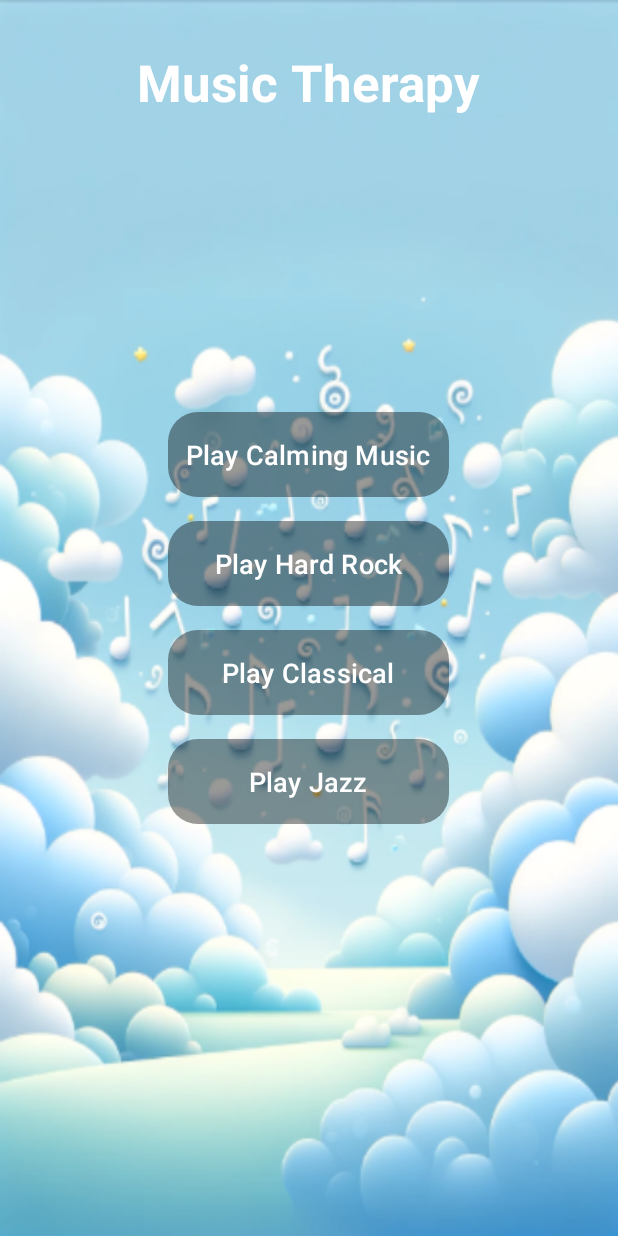
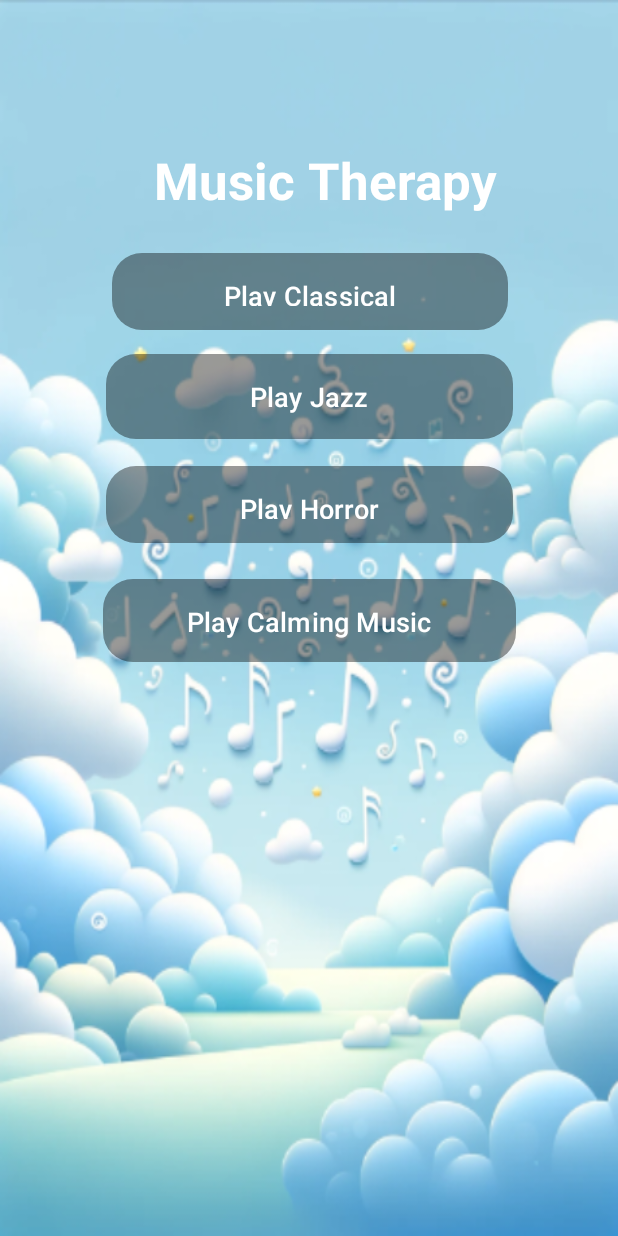
Before and after one commit to CompSciWizard/BioSensors-Lab, an Android app: the MainActivity screen opened directly, with no data from a screen before it, after a tap on "Features", on a phone screen of 412 x 824 dp. Run offline under Robolectric (Android 15) with nearby library versions, the phone set to English and light mode, and no system bars; libraries missing offline, so code that uses them is left out: com.github.mikephil.charting, com.polar.sdk; 6 statements that could not run were skipped.

Commit message:
Second Commit

```diff
--- a/app/src/main/java/com/example/finishble/AudioPlaybackService.java
+++ b/app/src/main/java/com/example/finishble/AudioPlaybackService.java
@@ -50,7 +50,7 @@ public class AudioPlaybackService extends Service {
 
     private Notification createNotification() {
         // Create a notification to keep the service running in the foreground
-        Intent notificationIntent = new Intent(this, StatsActivity.class);
+        Intent notificationIntent = new Intent(this, MusicActivity.class);
         PendingIntent pendingIntent = PendingIntent.getActivity(this, 0, notificationIntent, PendingIntent.FLAG_IMMUTABLE);
 
         Notification notification = new Notification.Builder(this)
--- a/app/src/main/java/com/example/finishble/DataCollectorCSV.java
+++ b/app/src/main/java/com/example/finishble/DataCollectorCSV.java
@@ -64,7 +64,7 @@ public class DataCollectorCSV {
         long elapsedTime = stopTime - startTime;
         if (Build.VERSION.SDK_INT >= Build.VERSION_CODES.Q) {
             saveDataToCSV(contentResolver, elapsedTime, sensorKeys);
-            instance.saveEcgDataToCSV(contentResolver, elapsedTime); // Save ECG data separately
+            saveEcgDataToCSV(contentResolver, elapsedTime); // Save ECG data separately
 
         }
     }
@@ -92,7 +92,7 @@ public class DataCollectorCSV {
 
 
     @RequiresApi(api = Build.VERSION_CODES.Q)
-    private void saveEcgDataToCSV(ContentResolver contentResolver, long elapsedTime) {
+    private static void saveEcgDataToCSV(ContentResolver contentResolver, long elapsedTime) {
         List<DataPoint> ecgDataPoints = dataPointsMap.getOrDefault("ECG", new ArrayList<>());
         if (ecgDataPoints.isEmpty()) {
             System.out.println("No ECG data points to save.");
--- a/app/src/main/java/com/example/finishble/MainActivity.java
+++ b/app/src/main/java/com/example/finishble/MainActivity.java
@@ -3,7 +3,6 @@ package com.example.finishble;
 import static com.example.finishble.MyBleManager.ACTION_ECG_READY;
 
 import android.annotation.SuppressLint;
-import android.bluetooth.BluetoothGattCharacteristic;
 import android.content.BroadcastReceiver;
 import android.content.ComponentName;
 import android.content.Context;
@@ -305,7 +304,7 @@ public class MainActivity extends AppCompatActivity {
             @Override
             public void onClick(View v) {
                 // Launch the StatsActivity when the button is clicked
-                Intent intent = new Intent(MainActivity.this, StatsActivity.class);
+                Intent intent = new Intent(MainActivity.this, MusicActivity.class);
                 startActivity(intent);
             }
         });
--- /dev/null
+++ b/app/src/main/java/com/example/finishble/MusicActivity.java
@@ -0,0 +1,107 @@
+package com.example.finishble;
+
+import android.content.ComponentName;
+import android.content.Context;
+import android.content.Intent;
+import android.content.ServiceConnection;
+import android.os.Bundle;
+import android.os.IBinder;
+import android.widget.Button;
+
+import androidx.appcompat.app.AppCompatActivity;
+
+public class MusicActivity extends AppCompatActivity {
+
+    private MusicService musicService;
+    private boolean isMusicServiceBound = false;
+
+    private ServiceConnection musicServiceConnection = new ServiceConnection() {
+        @Override
+        public void onServiceConnected(ComponentName name, IBinder service) {
+            MusicService.LocalBinder binder = (MusicService.LocalBinder) service;
+            musicService = binder.getService();
+            isMusicServiceBound = true;
+        }
+
+        @Override
+        public void onServiceDisconnected(ComponentName name) {
+            isMusicServiceBound = false;
+        }
+    };
+
+    @Override
+    protected void onCreate(Bundle savedInstanceState) {
+        super.onCreate(savedInstanceState);
+        setContentView(R.layout.stats);
+
+        Intent intent = new Intent(this, MusicService.class);
+        bindService(intent, musicServiceConnection, Context.BIND_AUTO_CREATE);
+
+        setupButtonListeners();
+    }
+    private void setupButtonListeners() {
+        Button playCalmingMusicButton = findViewById(R.id.play_calming_music_button);
+        playCalmingMusicButton.setOnClickListener(v -> {
+            if (isMusicServiceBound) {
+                if (musicService.isPlaying()) {
+                    musicService.stopMusic(); // Stop if music is currently playing
+                } else {
+                    Intent serviceIntent = new Intent(this, MusicService.class);
+                    serviceIntent.putExtra("MUSIC_RESOURCE_ID", R.raw.calming_music);
+                    serviceIntent.putExtra("MUSIC_GENRE", "Calming");
+                    startService(serviceIntent); // Start service with specific music resource
+                }
+            }
+        });
+        Button playHardRockMusicButton = findViewById(R.id.play_hard_rock_button);
+        playHardRockMusicButton.setOnClickListener(v -> {
+            if (isMusicServiceBound) {
+                if (musicService.isPlaying()) {
+                    musicService.stopMusic(); // Stop if music is currently playing
+                } else {
+                    Intent serviceIntent = new Intent(this, MusicService.class);
+                    serviceIntent.putExtra("MUSIC_RESOURCE_ID", R.raw.hard_rock_music);
+                    serviceIntent.putExtra("MUSIC_GENRE", "Horror");
+                    startService(serviceIntent); // Start service with specific music resource
+                }
+            }
+        });
+        Button playClassicalMusicButton = findViewById(R.id.play_classical_button);
+        playClassicalMusicButton.setOnClickListener(v -> {
+            if (isMusicServiceBound) {
+                if (musicService.isPlaying()) {
+                    musicService.stopMusic(); // Stop if music is currently playing
+                } else {
+                    Intent serviceIntent = new Intent(this, MusicService.class);
+                    serviceIntent.putExtra("MUSIC_RESOURCE_ID", R.raw.classical_music);
+                    serviceIntent.putExtra("MUSIC_GENRE", "Classical");
+                    startService(serviceIntent); // Start service with specific music resource
+                }
+            }
+        });
+
+        Button playJazzMusicButton = findViewById(R.id.play_jazz_button);
+        playJazzMusicButton.setOnClickListener(v -> {
+            if (isMusicServiceBound) {
+                if (musicService.isPlaying()) {
+                    musicService.stopMusic(); // Stop if music is currently playing
+                } else {
+                    Intent serviceIntent = new Intent(this, MusicService.class);
+                    serviceIntent.putExtra("MUSIC_RESOURCE_ID", R.raw.jazz_music);
+                    serviceIntent.putExtra("MUSIC_GENRE", "Jazz");
+                    startService(serviceIntent); // Start service with specific music resource
+                }
+            }
+        });
+    }
+
+
+    @Override
+    protected void onDestroy() {
+        super.onDestroy();
+        if (isMusicServiceBound) {
+            unbindService(musicServiceConnection);
+            isMusicServiceBound = false;
+        }
+    }
+}
--- a/app/src/main/java/com/example/finishble/StatsActivity.java
+++ /dev/null
@@ -1,225 +0,0 @@
-package com.example.finishble;
-
-import android.content.BroadcastReceiver;
-import android.content.ComponentName;
-import android.content.Context;
-import android.content.Intent;
-import android.content.IntentFilter;
-import android.content.ServiceConnection;
-import android.media.MediaPlayer;
-import android.os.Bundle;
-import android.os.IBinder;
-import android.util.Log;
-import android.widget.Button;
-import android.widget.TextView;
-
-import androidx.appcompat.app.AppCompatActivity;
-
-import java.util.ArrayList;
-import java.util.List;
-
-public class StatsActivity extends AppCompatActivity {
-
-    private List<Float> bluetoothSensorData = new ArrayList<>();
-    private TextView avgBluetoothSensorTextView;
-
-    // Declare MediaPlayer instances for the two audio files
-    private MediaPlayer calmingMediaPlayer;
-    private MediaPlayer hardRockMediaPlayer;
-
-    private MediaPlayer classicalMediaPlayer;
-    private MediaPlayer jazzMediaPlayer;
-    private AudioPlaybackService audioService;
-    private boolean isServiceBound = false;
-
-    // Track the playing state for each genre
-    private boolean isCalmingMusicPlaying = false;
-    private boolean isHardRockMusicPlaying = false;
-    private boolean isClassicalMusicPlaying = false;
-    private boolean isJazzMusicPlaying = false;
-
-
-    private ServiceConnection serviceConnection = new ServiceConnection() {
-        @Override
-        public void onServiceConnected(ComponentName name, IBinder service) {
-            AudioPlaybackService.LocalBinder binder = (AudioPlaybackService.LocalBinder) service;
-            audioService = binder.getService();
-            isServiceBound = true;
-        }
-
-        @Override
-        public void onServiceDisconnected(ComponentName name) {
-            isServiceBound = false;
-        }
-    };
-    @Override
-    protected void onCreate(Bundle savedInstanceState) {
-        super.onCreate(savedInstanceState);
-        setContentView(R.layout.stats);
-
-//        avgBluetoothSensorTextView = findViewById(R.id.avg_bluetooth_sensor);
-
-
-        // Initialize MediaPlayer instances for the audio files
-        calmingMediaPlayer = MediaPlayer.create(this, R.raw.calming_music);
-        hardRockMediaPlayer = MediaPlayer.create(this, R.raw.hard_rock_music);
-        classicalMediaPlayer = MediaPlayer.create(this, R.raw.classical_music);
-        jazzMediaPlayer = MediaPlayer.create(this, R.raw.jazz_music);
-
-        // Start the audio service
-        Intent audioIntent = new Intent(this, AudioPlaybackService.class);
-        bindService(audioIntent, serviceConnection, Context.BIND_AUTO_CREATE);
-        startService(audioIntent);
-
-
-        // Your button listeners
-        Button playCalmingMusicButton = findViewById(R.id.play_calming_music_button);
-        playCalmingMusicButton.setOnClickListener(v -> togglePlayback(calmingMediaPlayer, isCalmingMusicPlaying));
-
-        Button playHardRockMusicButton = findViewById(R.id.play_hard_rock_button);
-        playHardRockMusicButton.setOnClickListener(v -> togglePlayback(hardRockMediaPlayer, isHardRockMusicPlaying));
-
-        Button playClassicalMusicButton = findViewById(R.id.play_classical_button);
-        playClassicalMusicButton.setOnClickListener(v -> togglePlayback(classicalMediaPlayer, isClassicalMusicPlaying));
-
-        Button playJazzMusicButton = findViewById(R.id.play_jazz_button);
-        playJazzMusicButton.setOnClickListener(v -> togglePlayback(jazzMediaPlayer, isJazzMusicPlaying));
-
-        // In StatsActivity.onCreate method after findViewById
-     //   Button refreshButton = findViewById(R.id.refresh_button);
-       // refreshButton.setOnClickListener(v -> {
-            // Recalculate and refresh the average data here
-          //  float newAverage = calculateAverage(sensorDataList);
-            //updateAverageUI(newAverage);
-       // });
-
-
-// Add more listeners for other genres
-
-        // Assuming you've set up communication with MyBleManager, receive Bluetooth data here.
-        // Register a receiver or implement the callback mechanism to receive data.
-
-        // Example: Register a BroadcastReceiver to receive Bluetooth data
-        // In StatsActivity.onCreate method
-// Register a BroadcastReceiver to receive sensor data
-        BroadcastReceiver sensorDataReceiver = new BroadcastReceiver() {
-            @Override
-            public void onReceive(Context context, Intent intent) {
-                if ("SENSOR_DATA_RECEIVED".equals(intent.getAction())) {
-                    float sensorData = intent.getFloatExtra("SENSOR_DATA", 0.0f); // Default value if data is not present
-                    // Handle the received sensor data here
-                    addSensorData(sensorData); // Add data to the list and update UI
-                }
-            }
-        };
-
-        IntentFilter filter = new IntentFilter("SENSOR_DATA_RECEIVED"); // Use the same action string
-        registerReceiver(sensorDataReceiver, filter);
-
-    }
-
-    private void togglePlayback(MediaPlayer mediaPlayer, boolean isPlaying) {
-        if (isPlaying) {
-            mediaPlayer.pause();
-        } else {
-            // Stop any other playing genres
-            if (mediaPlayer != calmingMediaPlayer && calmingMediaPlayer.isPlaying()) {
-                calmingMediaPlayer.pause();
-                isCalmingMusicPlaying = false;
-            }
-            if (mediaPlayer != hardRockMediaPlayer && hardRockMediaPlayer.isPlaying()) {
-                hardRockMediaPlayer.pause();
-                isHardRockMusicPlaying = false;
-            }
-            if (mediaPlayer != classicalMediaPlayer && classicalMediaPlayer.isPlaying()) {
-                classicalMediaPlayer.pause();
-                isClassicalMusicPlaying = false;
-            }
-            if (mediaPlayer != jazzMediaPlayer && jazzMediaPlayer.isPlaying()) {
-                jazzMediaPlayer.pause();
-                isJazzMusicPlaying = false;
-            }
-
-            mediaPlayer.start();
-        }
-        updateGenreFlags(mediaPlayer);
-    }
-    private void updateGenreFlags(MediaPlayer currentGenrePlayer) {
-        isCalmingMusicPlaying = (currentGenrePlayer == calmingMediaPlayer);
-        isHardRockMusicPlaying = (currentGenrePlayer == hardRockMediaPlayer);
-        isClassicalMusicPlaying = (currentGenrePlayer == classicalMediaPlayer);
-        isJazzMusicPlaying = (currentGenrePlayer == jazzMediaPlayer);
-    }
-
-    private List<Float> sensorDataList = new ArrayList<>();
-    private static final int MAX_DATA_POINTS = 100; // Adjust this based on your desired time window
-
-    // Add received sensor data to the list
-    private void addSensorData(float sensorData) {
-        sensorDataList.add(sensorData);
-
-        // Ensure the list doesn't exceed the maximum data points
-        if (sensorDataList.size() > MAX_DATA_POINTS) {
-            sensorDataList.remove(0);
-        }
-
-        // Calculate the average
-        float average = calculateAverage(sensorDataList);
-
-        // Debugging: Print the contents of data list and the calculated average
-        Log.d("StatsActivity", "Sensor Data List: " + sensorDataList.toString());
-        Log.d("StatsActivity", "Calculated Average: " + average);
-
-        // Update UI with the average value
-        //updateAverageUI(average);
-    }
-
-    // Calculate the average of a list of data points
-    private float calculateAverage(List<Float> data) {
-        if (data.isEmpty()) {
-            return 0.0f; // Default to 0 if there's no data
-        }
-
-        float sum = 0.0f;
-        for (Float value : data) {
-            sum += value;
-        }
-
-        // Debugging: Print the contents of data and the calculated sum
-        Log.d("StatsActivity", "Data List: " + data.toString());
-        Log.d("StatsActivity", "Sum: " + sum);
-
-        float average = sum / data.size();
-
-        // Debugging: Print the calculated average
-        Log.d("StatsActivity", "Average: " + average);
-
-        return average;
-    }
-
-
-    // Be sure to release the MediaPlayer instances when they are no longer needed
-    @Override
-    protected void onDestroy() {
-        super.onDestroy();
-
-        // Unbind the audio service
-        if (isServiceBound) {
-            unbindService(serviceConnection);
-            isServiceBound = false;
-        }
-    }
-
-    @Override
-    public void onBackPressed() {
-        // Instead of finishing the activity, navigate back to the main activity.
-        super.onBackPressed();
-        Intent intent = new Intent(this, MainActivity.class); // Replace MainActivity with the name of your main activity.
-        startActivity(intent);
-        finish();
-    }
-    // Update UI with the calculated average value
-  //  private void updateAverageUI(float average) {
-  //      avgBluetoothSensorTextView.setText("Average Bluetooth Sensor Data: " + average);
-  //  }
-}
--- a/app/src/main/res/layout/stats.xml
+++ b/app/src/main/res/layout/stats.xml
@@ -1,10 +1,39 @@
-<RelativeLayout xmlns:android="http://schemas.android.com/apk/res/android"
+<androidx.constraintlayout.widget.ConstraintLayout xmlns:android="http://schemas.android.com/apk/res/android"
+    xmlns:app="http://schemas.android.com/apk/res-auto"
+    xmlns:tools="http://schemas.android.com/tools"
     android:layout_width="match_parent"
     android:layout_height="match_parent"
-    xmlns:tools="http://schemas.android.com/tools"
     android:background="@drawable/music_features"
     android:padding="16dp"
-    tools:context=".StatsActivity">
+    tools:context=".MusicActivity">
+
+    <LinearLayout
+        android:id="@+id/linearLayout"
+        android:layout_width="wrap_content"
+        android:layout_height="wrap_content"
+        android:layout_centerInParent="true"
+        android:layout_marginStart="32dp"
+        android:layout_marginTop="117dp"
+        android:layout_marginBottom="35dp"
+        android:orientation="vertical"
+        app:layout_constraintBottom_toTopOf="@+id/play_classical_button"
+        app:layout_constraintStart_toStartOf="@+id/textView3"
+        app:layout_constraintTop_toTopOf="parent">
+
+    </LinearLayout>
+
+    <Button
+        android:id="@+id/play_calming_music_button"
+        style="@style/StyledButton"
+        android:layout_width="275dp"
+        android:layout_height="55dp"
+        android:layout_marginStart="54dp"
+        android:layout_marginTop="24dp"
+        android:layout_marginEnd="54dp"
+        android:text="Play Calming Music"
+        app:layout_constraintEnd_toEndOf="parent"
+        app:layout_constraintStart_toStartOf="parent"
+        app:layout_constraintTop_toBottomOf="@+id/play_hard_rock_button" />
 
     <TextView
         android:id="@+id/textView3"
@@ -12,51 +41,56 @@
         android:layout_height="wrap_content"
         android:layout_alignParentTop="true"
         android:layout_centerHorizontal="true"
-        android:layout_marginTop="16dp"
+        android:layout_marginStart="28dp"
+        android:layout_marginBottom="26dp"
         android:text="Music Therapy"
         android:textColor="#FFFFFF"
         android:textSize="34sp"
-        android:textStyle="bold" />
-
-    <LinearLayout
-        android:layout_width="wrap_content"
-        android:layout_height="wrap_content"
-        android:layout_centerInParent="true"
-        android:orientation="vertical">
-
-        <Button
-            android:id="@+id/play_calming_music_button"
-            style="@style/StyledButton"
-            android:layout_width="wrap_content"
-            android:layout_height="wrap_content"
-            android:text="Play Calming Music" />
+        android:textStyle="bold"
+        app:layout_constraintBottom_toTopOf="@+id/play_classical_button"
+        app:layout_constraintStart_toStartOf="@+id/play_classical_button" />
 
     <Button
         android:id="@+id/play_hard_rock_button"
         style="@style/StyledButton"
-            android:layout_width="match_parent"
+        android:layout_width="271dp"
+        android:layout_height="51dp"
+        android:layout_marginStart="1dp"
+        android:layout_marginEnd="1dp"
+        android:layout_marginBottom="17dp"
+        android:gravity="center"
+        android:text="Play Horror"
+        app:layout_constraintBottom_toTopOf="@+id/play_calming_music_button"
+        app:layout_constraintEnd_toEndOf="@+id/play_calming_music_button"
+        app:layout_constraintStart_toStartOf="@+id/play_calming_music_button"
+        app:layout_constraintTop_toBottomOf="@+id/play_jazz_button" />
+
+    <Button
+        android:id="@+id/play_jazz_button"
+        style="@style/StyledButton"
+        android:layout_width="0dp"
         android:layout_height="wrap_content"
-            android:layout_marginTop="16dp"
-            android:gravity="center"
-            android:text="Play Hard Rock" />
+        android:layout_marginBottom="18dp"
+        android:text="Play Jazz"
+        app:layout_constraintBottom_toTopOf="@+id/play_hard_rock_button"
+        app:layout_constraintEnd_toEndOf="@+id/play_hard_rock_button"
+        app:layout_constraintStart_toStartOf="@+id/play_hard_rock_button"
+        app:layout_constraintTop_toBottomOf="@+id/play_classical_button" />
 
     <Button
         android:id="@+id/play_classical_button"
         style="@style/StyledButton"
-            android:layout_width="match_parent"
-            android:layout_height="wrap_content"
-            android:layout_marginTop="16dp"
-            android:text="Play Classical" />
-
-        <Button
-            android:id="@+id/play_jazz_button"
-            style="@style/StyledButton"
-            android:layout_width="match_parent"
-            android:layout_height="wrap_content"
-            android:layout_marginTop="16dp"
-            android:text="Play Jazz" />
-    </LinearLayout>
+        android:layout_width="264dp"
+        android:layout_height="51dp"
+        android:layout_marginStart="2dp"
+        android:layout_marginEnd="2dp"
+        android:layout_marginBottom="16dp"
+        android:text="Play Classical"
+        app:layout_constraintBottom_toTopOf="@+id/play_jazz_button"
+        app:layout_constraintEnd_toEndOf="@+id/play_jazz_button"
+        app:layout_constraintStart_toStartOf="@+id/play_jazz_button"
+        app:layout_constraintTop_toBottomOf="@+id/linearLayout" />
 
     <!-- Add other UI elements as needed -->
 
-</RelativeLayout>
+</androidx.constraintlayout.widget.ConstraintLayout>
```
Also changed, not shown: app/src/main/AndroidManifest.xml (+10 -1 lines), app/src/main/java/com/example/finishble/MusicService.java (added, +83 -0 lines). Lines whose indentation alone changed are shown as unchanged.
